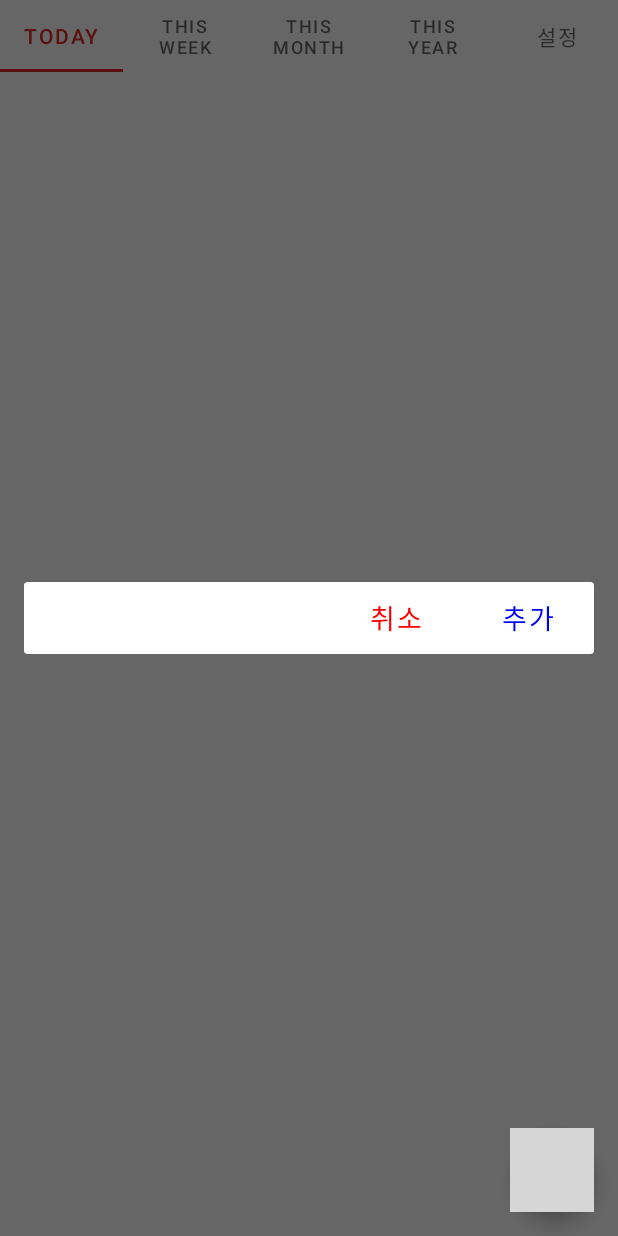
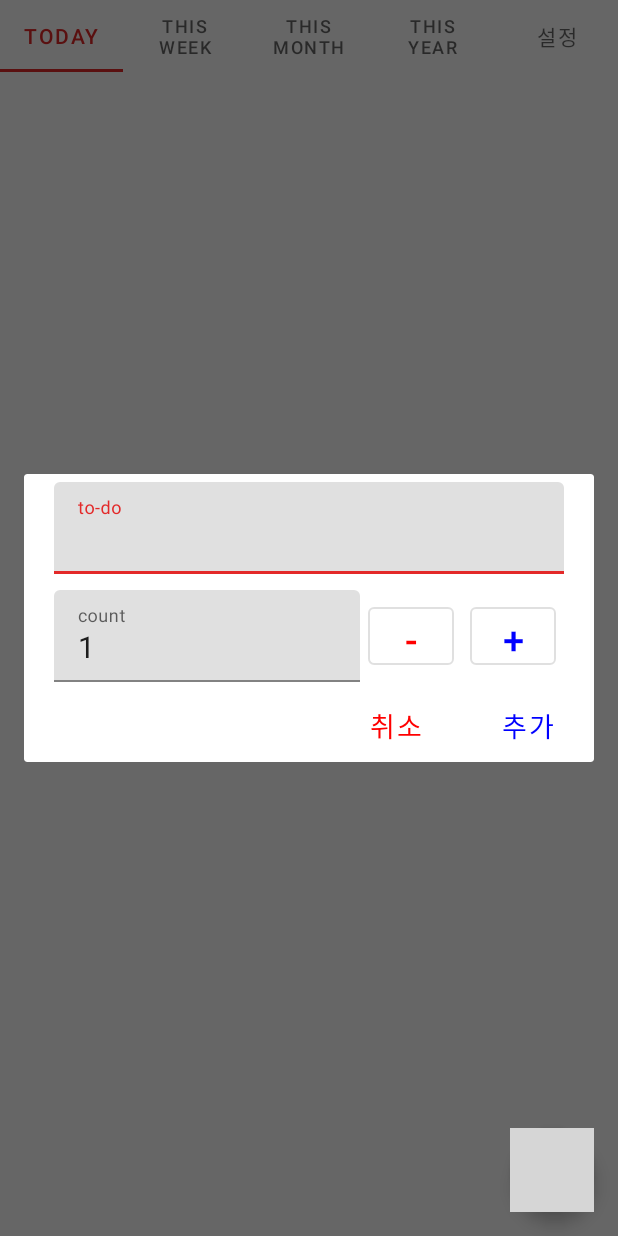
Before and after one commit to sojaehong/MyToDo, an Android app: the screen it shows after launch (MainActivity), after a tap on an icon or button, on a phone screen of 412 x 824 dp. Run offline under Robolectric (Android 15) with nearby library versions, the phone set to English and light mode, and no system bars; grey boxes are pictures that could not be loaded.

Commit message:
201021
- 할일 추가 다이어로그 레이아웃 작업 완료

TODO

- 할일 추가, 수정, 삭제 기능
- 할일 리스트 아이템 구성
- 할일 리스트 구성

```diff
--- a/app/src/main/res/layout/dialog_to_do_add.xml
+++ b/app/src/main/res/layout/dialog_to_do_add.xml
@@ -1,11 +1,103 @@
 <?xml version="1.0" encoding="utf-8"?>
 <ScrollView xmlns:android="http://schemas.android.com/apk/res/android"
     android:layout_width="match_parent"
-    android:layout_height="match_parent">
+    android:layout_height="match_parent"
+    xmlns:app="http://schemas.android.com/apk/res-auto">
 
     <LinearLayout
         android:layout_width="match_parent"
-        android:layout_height="match_parent">
+        android:layout_height="match_parent"
+        android:orientation="vertical"
+        >
+
+        <LinearLayout
+            android:layout_width="match_parent"
+            android:layout_height="wrap_content"
+            android:orientation="vertical"
+            >
+
+            <com.google.android.material.textfield.TextInputLayout
+                android:layout_width="match_parent"
+                android:layout_height="wrap_content"
+                android:layout_marginLeft="20dp"
+                android:layout_marginTop="5dp"
+                android:layout_marginRight="20dp"
+                android:layout_marginBottom="5dp"
+                android:hint="to-do"
+                >
+
+                <com.google.android.material.textfield.TextInputEditText
+                    android:id="@+id/to_do_text"
+                    android:layout_width="match_parent"
+                    android:layout_height="wrap_content"
+                    android:textSize="20dp" />
+
+            </com.google.android.material.textfield.TextInputLayout>
+
+            <LinearLayout
+                android:layout_width="match_parent"
+                android:layout_height="wrap_content"
+                android:orientation="horizontal"
+                android:layout_marginLeft="20dp"
+                android:layout_marginTop="5dp"
+                android:layout_marginRight="20dp"
+                android:layout_marginBottom="5dp">
+
+                <com.google.android.material.textfield.TextInputLayout
+                    android:layout_width="match_parent"
+                    android:layout_height="wrap_content"
+                    android:hint="count"
+                    android:layout_weight="4"
+                    >
+
+                    <com.google.android.material.textfield.TextInputEditText
+                        android:id="@+id/count_text"
+                        android:layout_width="match_parent"
+                        android:layout_height="wrap_content"
+                        android:inputType="number"
+                        android:textSize="20dp"
+                        android:text="1"
+                        android:maxLength="4"
+                        app:textInputLayoutFocusedRectEnabled="false"
+                        />
+
+                </com.google.android.material.textfield.TextInputLayout>
+
+                <LinearLayout
+                    android:layout_width="match_parent"
+                    android:layout_height="match_parent"
+                    android:layout_weight="6">
+
+                    <com.google.android.material.button.MaterialButton
+                        android:id="@+id/plus_button"
+                        style="@style/Widget.MaterialComponents.Button.OutlinedButton"
+                        android:layout_width="match_parent"
+                        android:layout_height="match_parent"
+                        android:text="-"
+                        android:textColor="@color/red"
+                        android:textSize="25dp"
+                        android:layout_weight="1"
+                        android:layout_margin="5dp"
+                        />
+
+                    <com.google.android.material.button.MaterialButton
+                        android:id="@+id/mi_button"
+                        style="@style/Widget.MaterialComponents.Button.OutlinedButton"
+                        android:layout_width="match_parent"
+                        android:layout_height="match_parent"
+                        android:text="+"
+                        android:textColor="@color/blue"
+                        android:textSize="25dp"
+                        android:layout_weight="1"
+                        android:layout_margin="5dp"
+                        />
+
+                </LinearLayout>
+
+            </LinearLayout>
+
+
+        </LinearLayout>
 
         <LinearLayout
             android:layout_width="match_parent"
```
